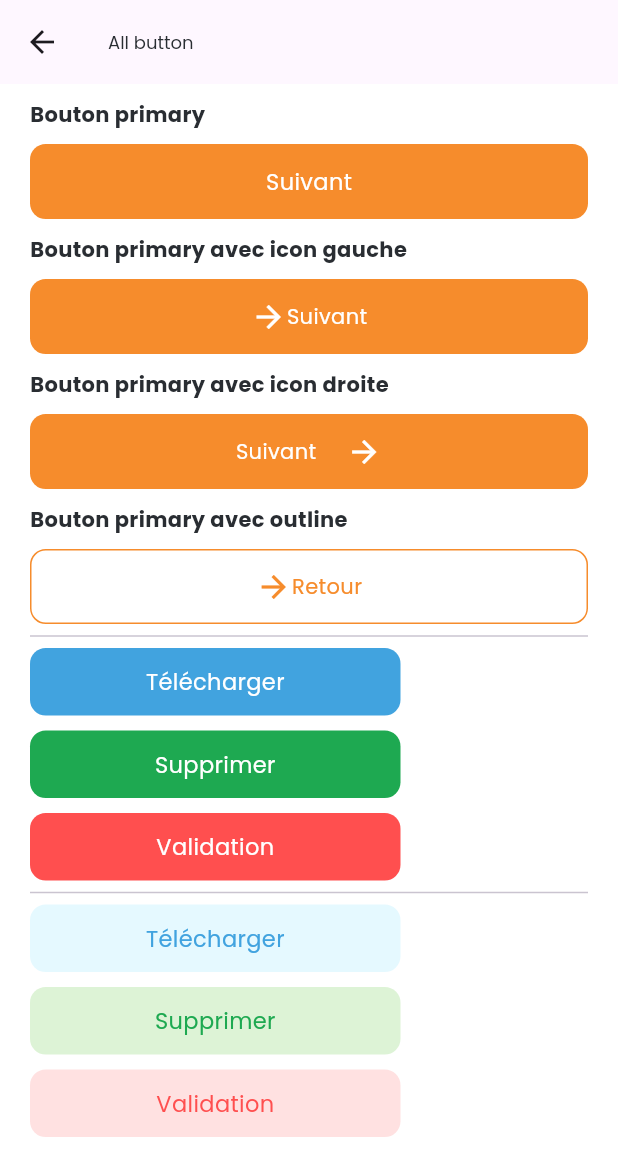
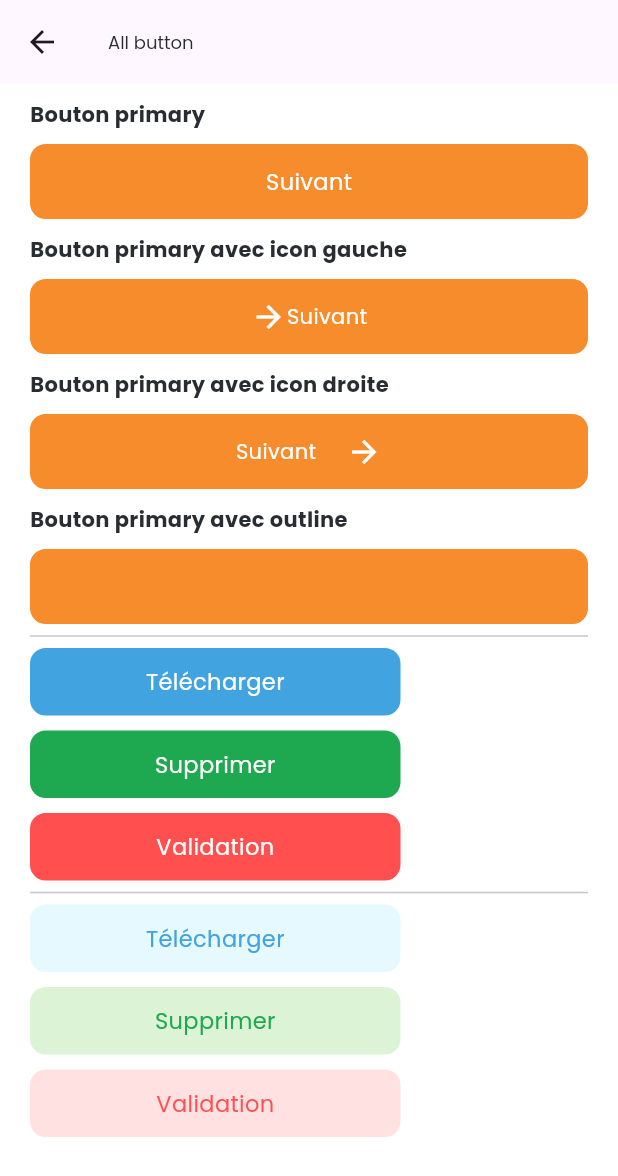
Before and after one commit to Edukever/schoolap-mobile-ui, a Flutter app: the ButtonPage screen opened directly, on a phone screen of 412 x 824 dp. Shown: the top 1176 px of the screen. Run offline on Flutter 3.47's test engine with Material 3 defaults, Android fonts, the phone set to English and light mode, and no system bars; drawn by our look-alikes of auto_size_text; our stand-ins replace dropdown_button2, equatable, flutter_form_builder, flutter_svg, lottie, popover.

Commit message:
set background color

```diff
--- a/lib/src/widgets/app_button/sp_button_primary.dart
+++ b/lib/src/widgets/app_button/sp_button_primary.dart
@@ -124,6 +124,8 @@ class SPButtonPrimary<T> extends StatelessWidget {
         );
       case DecorationState.outline:
         return BoxDecoration(
+          color: backgroundColor ?? const Color(0xFFF68C2C),
+
           borderRadius: BorderRadius.circular(10.52),
           border: Border.all(
             color: outlineBorderColor ?? const Color(0xFFF68C2C),
--- a/lib/src/widgets/app_field/schoolap_drop_down.dart
+++ b/lib/src/widgets/app_field/schoolap_drop_down.dart
@@ -54,10 +54,9 @@ class SPDropDown<T> extends StatelessWidget {
               value: state.value,
               items: items,
               isExpanded: true,
-
               decoration: InputDecoration(
                 prefixIcon: prefix,
-fillColor: backgroundColor,
+                fillColor: backgroundColor,
                 filled: backgroundColor != null,
                 contentPadding: const EdgeInsets.only(right: 10),
                 border: OutlineInputBorder(
```
